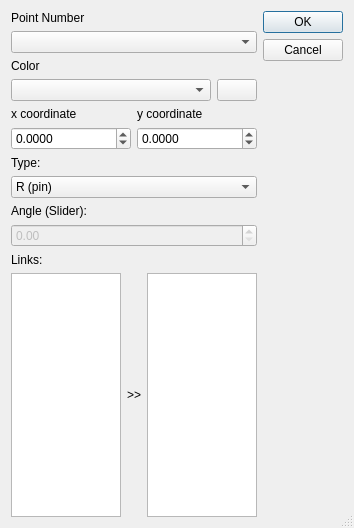
First picture: the form in pyslvs_ui/entities/edit_point.ui, repository KmolYuan/Pyslvs-UI, before the edit.
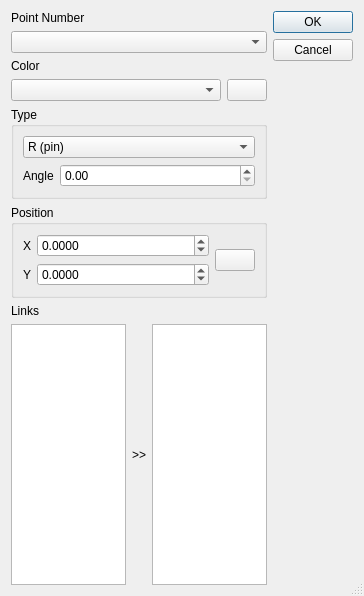
Second picture: the form after the edit. Icons and pictures are not drawn.

Diff of the .ui file:
```diff
--- a/pyslvs_ui/entities/edit_point.ui
+++ b/pyslvs_ui/entities/edit_point.ui
@@ -6,8 +6,8 @@
    <rect>
     <x>0</x>
     <y>0</y>
-    <width>354</width>
-    <height>528</height>
+    <width>364</width>
+    <height>596</height>
    </rect>
   </property>
   <property name="windowTitle">
@@ -67,56 +67,11 @@
       </layout>
      </item>
      <item>
-      <layout class="QGridLayout" name="gridLayout">
-       <item row="0" column="0">
-        <widget class="QLabel" name="label">
-         <property name="text">
-          <string>x coordinate</string>
-         </property>
-        </widget>
-       </item>
-       <item row="0" column="1">
-        <widget class="QLabel" name="label_2">
-         <property name="text">
-          <string>y coordinate</string>
-         </property>
-        </widget>
-       </item>
-       <item row="1" column="0">
-        <widget class="QDoubleSpinBox" name="x_box">
-         <property name="decimals">
-          <number>4</number>
-         </property>
-         <property name="minimum">
-          <double>-999999.000000000000000</double>
-         </property>
-         <property name="maximum">
-          <double>999999.000000000000000</double>
-         </property>
-        </widget>
-       </item>
-       <item row="1" column="1">
-        <widget class="QDoubleSpinBox" name="y_box">
-         <property name="decimals">
-          <number>4</number>
-         </property>
-         <property name="minimum">
-          <double>-999999.000000000000000</double>
-         </property>
-         <property name="maximum">
-          <double>999999.000000000000000</double>
-         </property>
-        </widget>
-       </item>
-      </layout>
-     </item>
-     <item>
-      <widget class="QLabel" name="type_label">
-       <property name="text">
-        <string>Type:</string>
-       </property>
-      </widget>
-     </item>
+      <widget class="QGroupBox" name="groupBox">
+       <property name="title">
+        <string>Type</string>
+       </property>
+       <layout class="QVBoxLayout" name="verticalLayout_3">
      <item>
       <widget class="QComboBox" name="type_box">
        <item>
@@ -137,26 +92,106 @@
       </widget>
      </item>
      <item>
-      <widget class="QLabel" name="angle_box_2">
+         <layout class="QFormLayout" name="formLayout_2">
+          <item row="0" column="0">
+           <widget class="QLabel" name="angle_label">
        <property name="text">
-        <string>Angle (Slider):</string>
+             <string>Angle</string>
        </property>
       </widget>
      </item>
-     <item>
+          <item row="0" column="1">
       <widget class="QDoubleSpinBox" name="angle_box">
-       <property name="enabled">
-        <bool>false</bool>
-       </property>
        <property name="maximum">
         <double>180.000000000000000</double>
        </property>
       </widget>
      </item>
+         </layout>
+        </item>
+       </layout>
+      </widget>
+     </item>
+     <item>
+      <widget class="QGroupBox" name="pos_group">
+       <property name="title">
+        <string>Position</string>
+       </property>
+       <layout class="QHBoxLayout" name="horizontalLayout_4">
+        <item>
+         <layout class="QFormLayout" name="formLayout">
+          <item row="0" column="0">
+           <widget class="QLabel" name="x_label">
+            <property name="text">
+             <string>X</string>
+            </property>
+           </widget>
+          </item>
+          <item row="0" column="1">
+           <widget class="QDoubleSpinBox" name="x_box">
+            <property name="decimals">
+             <number>4</number>
+            </property>
+            <property name="minimum">
+             <double>-999999.000000000000000</double>
+            </property>
+            <property name="maximum">
+             <double>999999.000000000000000</double>
+            </property>
+           </widget>
+          </item>
+          <item row="1" column="0">
+           <widget class="QLabel" name="y_label">
+            <property name="text">
+             <string>Y</string>
+            </property>
+           </widget>
+          </item>
+          <item row="1" column="1">
+           <widget class="QDoubleSpinBox" name="y_box">
+            <property name="decimals">
+             <number>4</number>
+            </property>
+            <property name="minimum">
+             <double>-999999.000000000000000</double>
+            </property>
+            <property name="maximum">
+             <double>999999.000000000000000</double>
+            </property>
+           </widget>
+          </item>
+         </layout>
+        </item>
+        <item>
+         <widget class="QPushButton" name="locate_option">
+          <property name="sizePolicy">
+           <sizepolicy hsizetype="Fixed" vsizetype="Fixed">
+            <horstretch>0</horstretch>
+            <verstretch>0</verstretch>
+           </sizepolicy>
+          </property>
+          <property name="text">
+           <string/>
+          </property>
+          <property name="icon">
+           <iconset resource="../icons.qrc">
+            <normaloff>:/icons/properties.png</normaloff>:/icons/properties.png</iconset>
+          </property>
+          <property name="iconSize">
+           <size>
+            <width>30</width>
+            <height>30</height>
+           </size>
+          </property>
+         </widget>
+        </item>
+       </layout>
+      </widget>
+     </item>
      <item>
       <widget class="QLabel" name="links_label">
        <property name="text">
-        <string>Links:</string>
+        <string>Links</string>
        </property>
       </widget>
      </item>
```
Left out of the diff: 4 changed lines with no effect on the pictures. Lines whose indentation alone changed are shown as unchanged.
